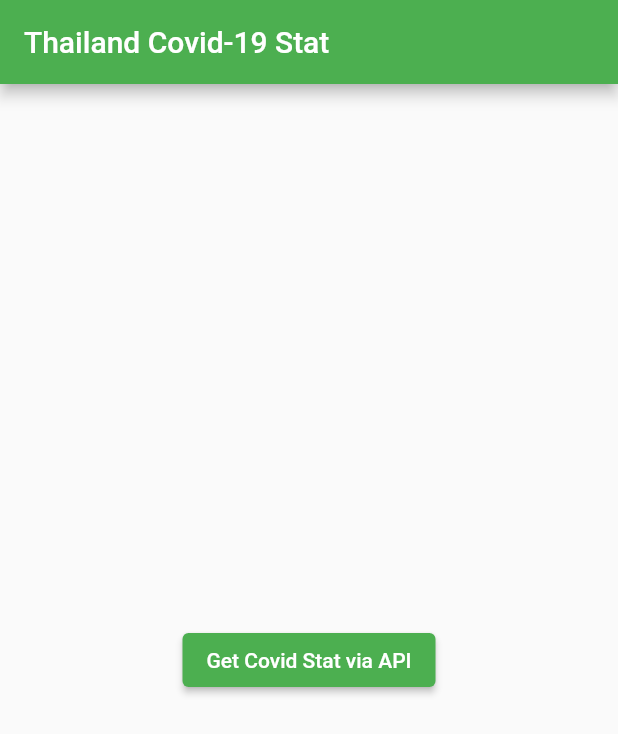
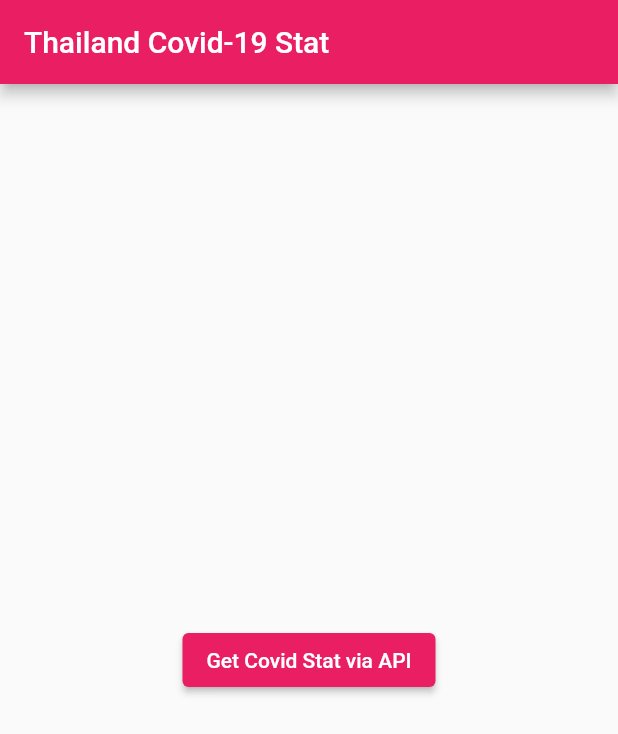
Before and after one commit to wachiraporn-mew/Covid19, a Flutter app: the screen it shows after launch, on a phone screen of 412 x 824 dp. Shown: the top 734 px of the screen. Run offline on Flutter 3.47's test engine with Material 2 defaults, Android fonts, the phone set to English and light mode, and no system bars.

Commit message:
first commit

```diff
--- a/lib/get_api.dart
+++ b/lib/get_api.dart
@@ -49,7 +49,7 @@ class _GetAPIState extends State<GetAPI> {
                       itemCount: data.length,
                       itemBuilder: (context, index) {
                         return Card(
-                          color: Colors.green[100],
+                          color: Colors.pink[100],
                           elevation: 1,
                           margin: EdgeInsets.symmetric(
                               horizontal: 16.0, vertical: 10.0),
--- a/lib/main.dart
+++ b/lib/main.dart
@@ -11,7 +11,7 @@ class MyApp extends StatelessWidget {
     return MaterialApp(
       title: 'Flutter Demo',
       theme: ThemeData(
-        primarySwatch: Colors.green,
+        primarySwatch: Colors.pink,
         visualDensity: VisualDensity.adaptivePlatformDensity,
       ),
       home: WelcomePage(title: 'Thailand Covid-19 Stat'),
```
Also changed, not shown: 1 other file.
